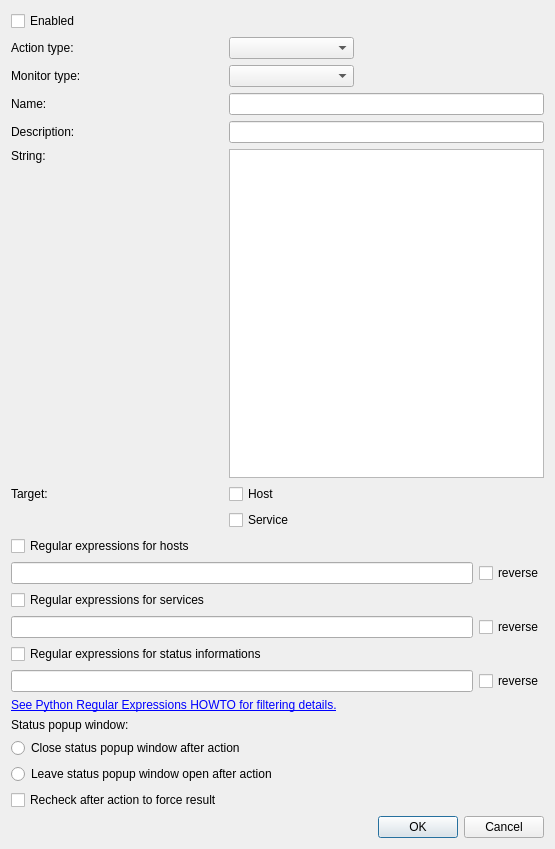
Old version of the form Nagstamon/QUI/settings_action.ui in the repository HenriWahl/Nagstamon.
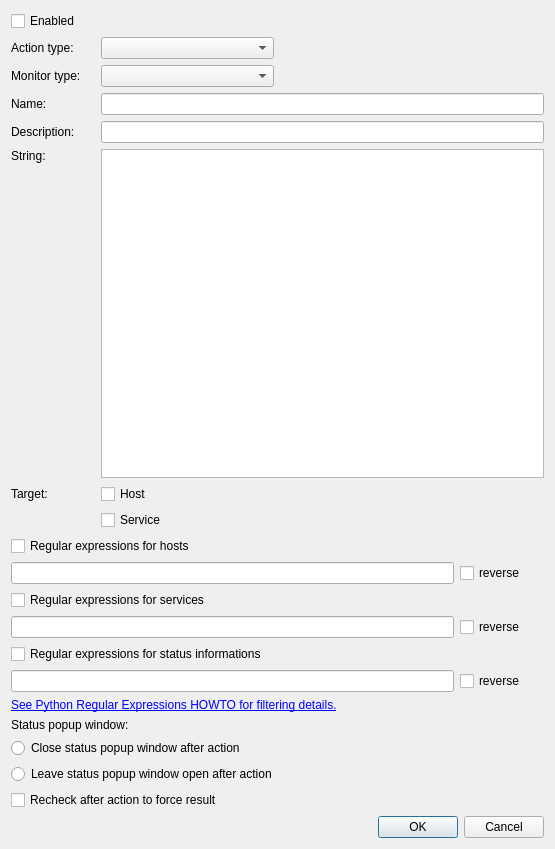
New version of the form.

Commit message: fixed not-creating-debug-log-file-as-soon-as-being-activated bug

Diff of the .ui file:
```diff
--- a/Nagstamon/QUI/settings_action.ui
+++ b/Nagstamon/QUI/settings_action.ui
@@ -76,13 +76,6 @@
      </property>
     </widget>
    </item>
-   <item row="23" column="0" colspan="3">
-    <widget class="QCheckBox" name="input_checkbox_re_service_enabled">
-     <property name="text">
-      <string>Regular expressions for services</string>
-     </property>
-    </widget>
-   </item>
    <item row="26" column="5">
     <widget class="QCheckBox" name="input_checkbox_re_status_information_reverse">
      <property name="text">
@@ -113,20 +106,6 @@
      </property>
     </widget>
    </item>
-   <item row="29" column="0" colspan="4">
-    <widget class="QLabel" name="label_status_popup">
-     <property name="text">
-      <string>Status popup window:</string>
-     </property>
-    </widget>
-   </item>
-   <item row="0" column="0" colspan="5">
-    <widget class="QCheckBox" name="input_checkbox_enabled">
-     <property name="text">
-      <string>Enabled</string>
-     </property>
-    </widget>
-   </item>
    <item row="5" column="1" colspan="5">
     <widget class="QLineEdit" name="input_lineedit_description"/>
    </item>
@@ -143,13 +122,6 @@
    <item row="26" column="0" colspan="5">
     <widget class="QLineEdit" name="input_lineedit_re_status_information_pattern"/>
    </item>
-   <item row="25" column="0" colspan="3">
-    <widget class="QCheckBox" name="input_checkbox_re_status_information_enabled">
-     <property name="text">
-      <string>Regular expressions for status informations</string>
-     </property>
-    </widget>
-   </item>
    <item row="6" column="1" colspan="5">
     <widget class="QTextEdit" name="input_textedit_string">
      <property name="sizePolicy">
@@ -204,19 +176,6 @@
      </property>
     </widget>
    </item>
-   <item row="27" column="0" colspan="4">
-    <widget class="QLabel" name="label_python_re">
-     <property name="text">
-      <string>&lt;a href=http://docs.python.org/howto/regex.html&gt;See Python Regular Expressions HOWTO for filtering details.&lt;/a&gt;</string>
-     </property>
-     <property name="openExternalLinks">
-      <bool>true</bool>
-     </property>
-     <property name="textInteractionFlags">
-      <set>Qt::TextBrowserInteraction</set>
-     </property>
-    </widget>
-   </item>
    <item row="6" column="0">
     <widget class="QLabel" name="label_string">
      <property name="sizePolicy">
@@ -266,20 +225,61 @@
    <item row="22" column="0" colspan="5">
     <widget class="QLineEdit" name="input_lineedit_re_host_pattern"/>
    </item>
-   <item row="21" column="0" colspan="4">
+   <item row="21" column="0" colspan="6">
     <widget class="QCheckBox" name="input_checkbox_re_host_enabled">
      <property name="text">
       <string>Regular expressions for hosts</string>
      </property>
     </widget>
    </item>
-   <item row="33" column="0">
+   <item row="23" column="0" colspan="6">
+    <widget class="QCheckBox" name="input_checkbox_re_service_enabled">
+     <property name="text">
+      <string>Regular expressions for services</string>
+     </property>
+    </widget>
+   </item>
+   <item row="25" column="0" colspan="6">
+    <widget class="QCheckBox" name="input_checkbox_re_status_information_enabled">
+     <property name="text">
+      <string>Regular expressions for status informations</string>
+     </property>
+    </widget>
+   </item>
+   <item row="27" column="0" colspan="6">
+    <widget class="QLabel" name="label_python_re">
+     <property name="text">
+      <string>&lt;a href=http://docs.python.org/howto/regex.html&gt;See Python Regular Expressions HOWTO for filtering details.&lt;/a&gt;</string>
+     </property>
+     <property name="openExternalLinks">
+      <bool>true</bool>
+     </property>
+     <property name="textInteractionFlags">
+      <set>Qt::TextBrowserInteraction</set>
+     </property>
+    </widget>
+   </item>
+   <item row="29" column="0" colspan="6">
+    <widget class="QLabel" name="label_status_popup">
+     <property name="text">
+      <string>Status popup window:</string>
+     </property>
+    </widget>
+   </item>
+   <item row="33" column="0" colspan="6">
     <widget class="QCheckBox" name="input_checkbox_recheck">
      <property name="text">
       <string>Recheck after action to force result</string>
      </property>
     </widget>
    </item>
+   <item row="0" column="0" colspan="6">
+    <widget class="QCheckBox" name="input_checkbox_enabled">
+     <property name="text">
+      <string>Enabled</string>
+     </property>
+    </widget>
+   </item>
   </layout>
  </widget>
  <tabstops>
```
The commit also changes 2 other files.
